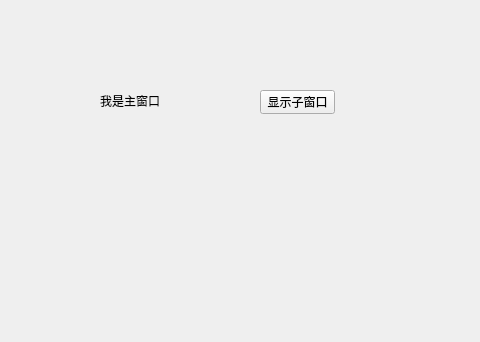
Above: source/2022.04.25/mydialog1/mywidget.ui from forestfsl/QtCreator before the change; both pictures show x 0 to 480 and y 0 to 342 of the 800 by 600 pixel window. Below: the same form after it.
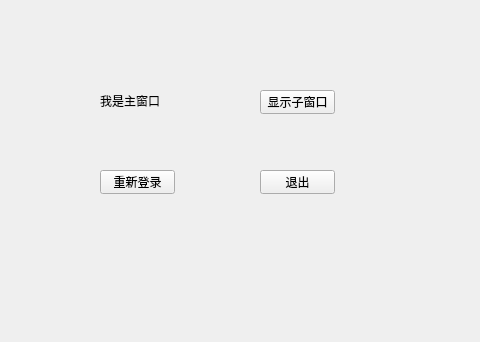
That is the form after the change.

What changed in the file:
```diff
--- a/source/2022.04.25/mydialog1/mywidget.ui
+++ b/source/2022.04.25/mydialog1/mywidget.ui
@@ -39,6 +39,32 @@
     <string>显示子窗口</string>
    </property>
   </widget>
+  <widget class="QPushButton" name="pushButton">
+   <property name="geometry">
+    <rect>
+     <x>100</x>
+     <y>170</y>
+     <width>75</width>
+     <height>24</height>
+    </rect>
+   </property>
+   <property name="text">
+    <string>重新登录</string>
+   </property>
+  </widget>
+  <widget class="QPushButton" name="pushButton_2">
+   <property name="geometry">
+    <rect>
+     <x>260</x>
+     <y>170</y>
+     <width>75</width>
+     <height>24</height>
+    </rect>
+   </property>
+   <property name="text">
+    <string>退出</string>
+   </property>
+  </widget>
  </widget>
  <resources/>
  <connections/>
```
Left out of the diff: 19 changed lines with no effect on the pictures.
